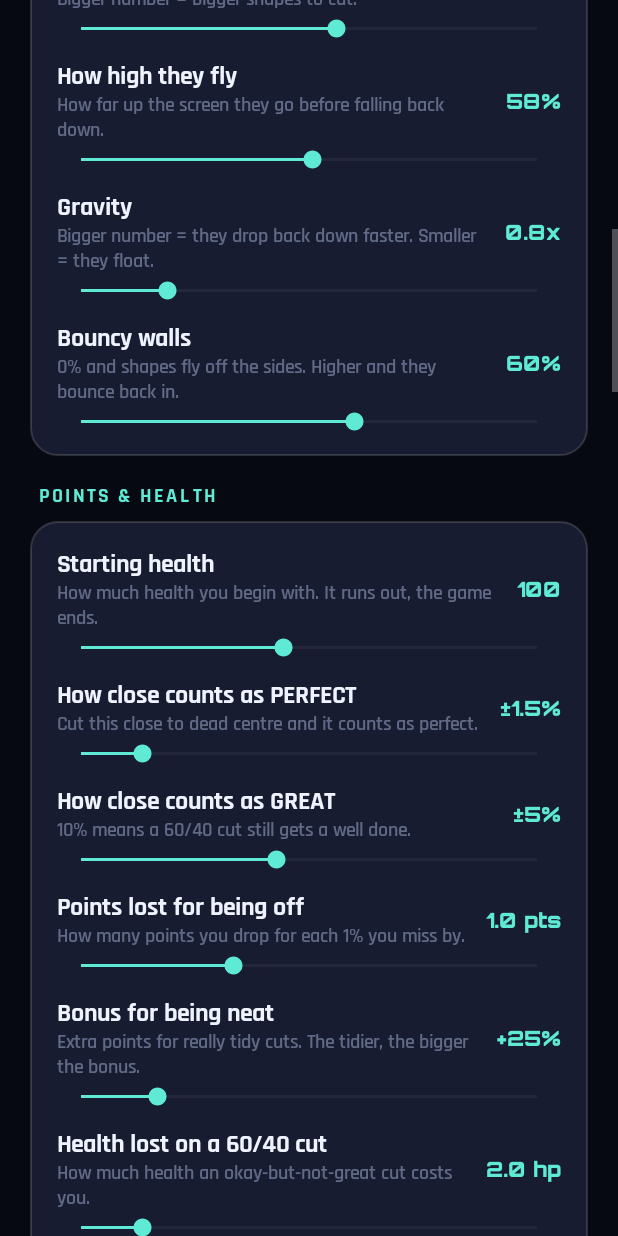
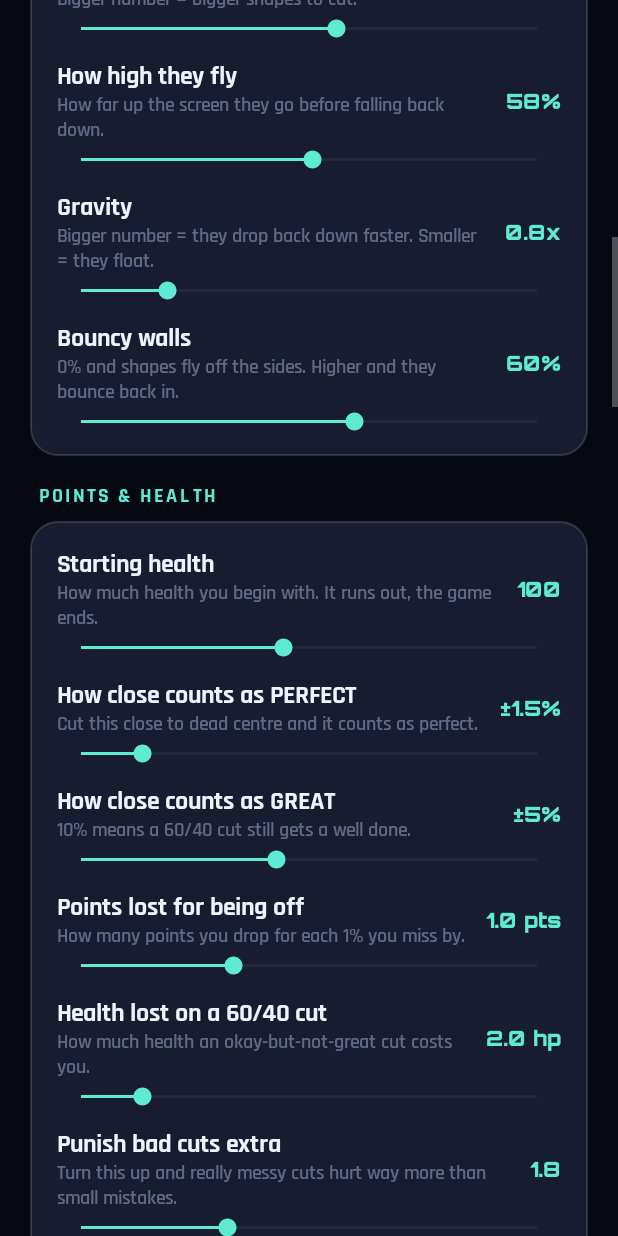
Before and after one commit to milanmishrarighter/Half-measures, an Android app: the DevSettingsActivity screen opened directly, with no data from a screen before it, scrolled down 1153 dp, on a phone screen of 412 x 824 dp. Run offline under Robolectric (Android 15) with nearby library versions, the phone set to English and light mode, and no system bars.

Commit message:
Rank names, a scoring model you can read off the screen, and a real sky
Scoring: a dead-centre cut is a flat 100 and a 49/51 is 99 - one point per
percentage point of miss, nothing else on top. The old flawless cut paid 123
because a flat 100, a precision bonus and a combo multiplier all landed on
one number nobody could work backwards from; the precision bonus is gone.
The perfect streak now multiplies outright: second in a row pays 200, third
300, up to a ceiling. The good streak pays nothing extra - it already earns
its keep by not costing health - and a perfect no longer ends it, since
punishing the best cut in the game for being too good made no sense. The two
streaks are counted separately and a perfect belongs to both.

Backdrop: the old single curve to red spent the first few thousand points
indistinguishable from black and the whole middle of a run on one violet.
It is now a list of stops - dark blue by three thousand, violet by ten,
green by fifteen, yellow by twenty, down through amber to red at a hundred
thousand - and the shapes are tinted toward the sky's complement rather than
toward the sky itself, so they keep standing off it as it moves.

Also: five ranks renamed, a rank-up and rank-down line above the rank pill
with space measured into the card for it, and the score card's reveal is
scored from the sound banks the game already carries.

Co-Authored-By: Claude Opus 5 <noreply@anthropic.com>
Claude-Session: https://claude.ai/code/session_01K7FijJgwZkzQ47r914j9xj

```diff
--- a/app/src/main/java/com/halfmeasures/slicegame/DevSettingsActivity.kt
+++ b/app/src/main/java/com/halfmeasures/slicegame/DevSettingsActivity.kt
@@ -187,12 +187,6 @@ class DevSettingsActivity : AppCompatActivity() {
                 { "%.1f pts".format(it) }, { settings.scoreMissWeight = it }
             )
             slider(
-                c.body, "Bonus for being neat", "Extra points for really tidy cuts. The tidier, the bigger the bonus.",
-                GameSettings.MIN_GREAT_BONUS_PERCENT, GameSettings.MAX_GREAT_BONUS_PERCENT,
-                settings.greatBonusPercent,
-                { "+${it.roundToInt()}%" }, { settings.greatBonusPercent = it }
-            )
-            slider(
                 c.body, "Health lost on a 60/40 cut", "How much health an okay-but-not-great cut costs you.",
                 GameSettings.MIN_HEALTH_LOSS_AT_SIXTY_FORTY, GameSettings.MAX_HEALTH_LOSS_AT_SIXTY_FORTY,
                 settings.healthLossAtSixtyForty,
@@ -224,19 +218,8 @@ class DevSettingsActivity : AppCompatActivity() {
         card("STREAKS").let { c ->
             root.addView(c.wrapper)
             slider(
-                c.body, "Good streak bonus", "Good cut after good cut (60/40 or better)? Each one adds this much extra score.",
-                GameSettings.MIN_COMBO_BONUS_PERCENT, GameSettings.MAX_COMBO_BONUS_PERCENT, settings.comboBonusPercent,
-                { "+${it.roundToInt()}%" }, { settings.comboBonusPercent = it }
-            )
-            slider(
-                c.body, "Perfect streak bonus",
-                "Dead centre cut after dead centre cut? Each one adds this much on top of the good streak bonus.",
-                GameSettings.MIN_PERFECT_STREAK_BONUS_PERCENT, GameSettings.MAX_PERFECT_STREAK_BONUS_PERCENT,
-                settings.perfectStreakBonusPercent,
-                { "+${it.roundToInt()}%" }, { settings.perfectStreakBonusPercent = it }
-            )
-            slider(
-                c.body, "Biggest hot streak bonus", "The most your streak bonus can ever grow to.",
+                c.body, "Longest perfect streak that pays",
+                "A perfect run multiplies your points - second in a row pays double, third triple. This is where that stops growing.",
                 GameSettings.MIN_MAX_COMBO_MULTIPLIER, GameSettings.MAX_MAX_COMBO_MULTIPLIER,
                 settings.maxComboMultiplier,
                 { "%.1fx".format(it) }, { settings.maxComboMultiplier = it }
@@ -844,7 +827,6 @@ class DevSettingsActivity : AppCompatActivity() {
             appendLine("  Counts as PERFECT: ±%.1f%%".format(settings.perfectThreshold))
             appendLine("  Counts as GREAT: ±%.0f%%".format(settings.greatThreshold))
             appendLine("  Points lost for being off: %.1f pts".format(settings.scoreMissWeight))
-            appendLine("  Bonus for being neat: ${settings.greatBonusPercent.roundToInt()}%")
             appendLine("  Health lost on a 60/40 cut: %.1f hp".format(settings.healthLossAtSixtyForty))
             appendLine("  Punish bad cuts extra: %.1f".format(settings.healthLossCurve))
             appendLine("  Perfect cuts heal you: ${onOff(settings.perfectRestoresHealth)}")
@@ -852,9 +834,7 @@ class DevSettingsActivity : AppCompatActivity() {
             appendLine("  Missing a shape ends the game: ${onOff(settings.missEndsRun)}")
             appendLine()
             appendLine("STREAKS")
-            appendLine("  Good streak bonus: ${settings.comboBonusPercent.roundToInt()}%")
-            appendLine("  Perfect streak bonus: ${settings.perfectStreakBonusPercent.roundToInt()}%")
-            appendLine("  Biggest hot streak bonus: %.1fx".format(settings.maxComboMultiplier))
+            appendLine("  Longest perfect streak that pays: %.0fx".format(settings.maxComboMultiplier))
             appendLine("  Cold streak punishment: ${settings.coldStreakPenaltyPercent.roundToInt()}%")
             appendLine()
             appendLine("SLOW MOTION")
--- a/app/src/main/java/com/halfmeasures/slicegame/GameSettings.kt
+++ b/app/src/main/java/com/halfmeasures/slicegame/GameSettings.kt
@@ -275,7 +275,7 @@ data class GameSettings(
         const val DEFAULT_PERFECT_HEAL_PER_STREAK = 10f
         const val DEFAULT_PERFECT_STREAK_BONUS_PERCENT = 30f
         const val DEFAULT_COMBO_BONUS_PERCENT = 15f
-        const val DEFAULT_MAX_COMBO_MULTIPLIER = 4f
+        const val DEFAULT_MAX_COMBO_MULTIPLIER = 10f
         const val DEFAULT_COLD_STREAK_PENALTY_PERCENT = 20f
         const val DEFAULT_MISS_ENDS_RUN = true
         const val DEFAULT_GUIDE_LINE_ENABLED = false
@@ -362,7 +362,7 @@ data class GameSettings(
         const val MIN_COMBO_BONUS_PERCENT = 0f
         const val MAX_COMBO_BONUS_PERCENT = 50f
         const val MIN_MAX_COMBO_MULTIPLIER = 1f
-        const val MAX_MAX_COMBO_MULTIPLIER = 6f
+        const val MAX_MAX_COMBO_MULTIPLIER = 20f
         const val MIN_COLD_STREAK_PENALTY_PERCENT = 0f
         const val MAX_COLD_STREAK_PENALTY_PERCENT = 60f
         const val MIN_GUIDE_LINE_OPACITY = 0.1f
```
Also changed, not shown: app/src/main/java/com/halfmeasures/slicegame/GameView.kt (+113 -37 lines), app/src/main/java/com/halfmeasures/slicegame/Ranks.kt (+5 -5 lines), app/src/main/java/com/halfmeasures/slicegame/Theme.kt (+60 -22 lines).
